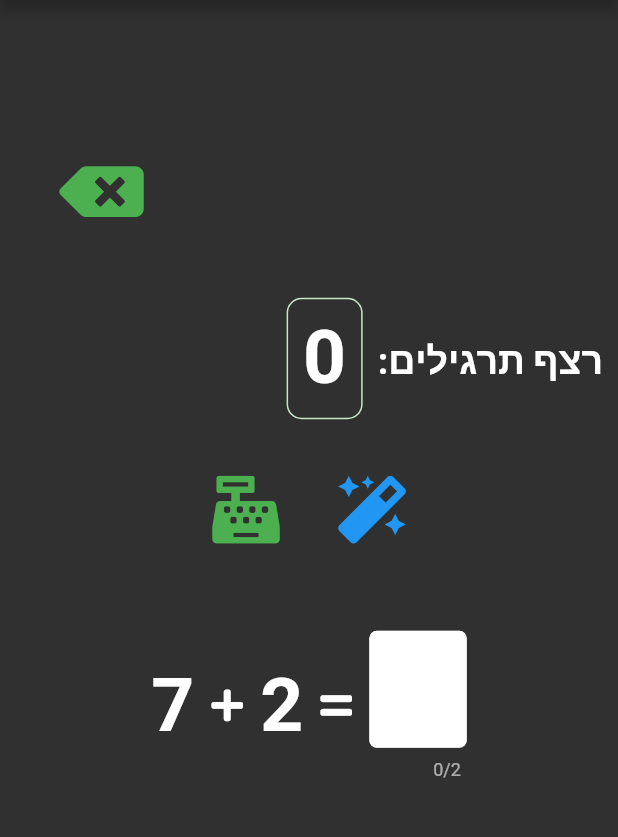
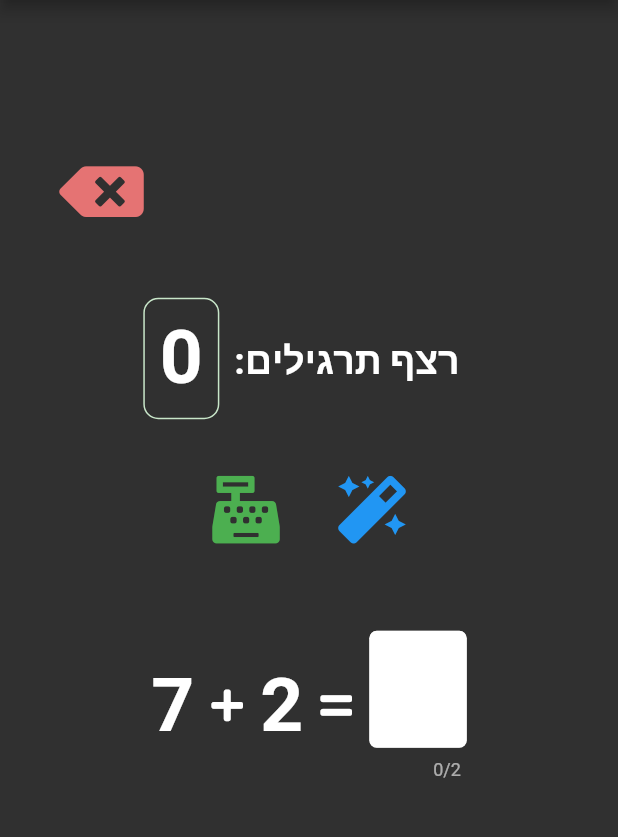
Before and after one commit to AdamRussak/one_to_math, a Flutter app: the MathQustions screen opened by its route, on a phone screen of 412 x 824 dp, the part 84-921 px from its top. Run offline on Flutter 3.47's test engine with Material 2 defaults, Android fonts, the phone set to English and light mode, and no system bars; our stand-ins replace after_layout, fluttertoast, font_awesome_flutter, rflutter_alert, shared_preferences; accounts and stored records are empty.

```diff
--- a/lib/screens/math_qustions.dart
+++ b/lib/screens/math_qustions.dart
@@ -177,7 +177,7 @@ class _MyHomePageState extends State<MathQustions>
                           FontAwesomeIcons.backspace,
                           size: 45.0,
                         ),
-                        iconColors: Colors.green,
+                        iconColors: Colors.red[300],
                       ),
                     ],
                   ),
--- a/lib/screens/multiply_qustions.dart
+++ b/lib/screens/multiply_qustions.dart
@@ -178,7 +178,7 @@ class _MultiplyQustionsState extends State<MultiplyQustions>
                           FontAwesomeIcons.backspace,
                           size: 45.0,
                         ),
-                        iconColors: Colors.green[400],
+                        iconColors: Colors.red[300],
                       ),
                     ],
                   ),
--- a/lib/screens/settings_screen.dart
+++ b/lib/screens/settings_screen.dart
@@ -48,7 +48,7 @@ class _SettingsScreenState extends State<SettingsScreen> {
                     FontAwesomeIcons.backspace,
                     size: 45.0,
                   ),
-                  iconColors: Colors.green[400],
+                  iconColors: Colors.red[300],
                 ),
               ],
             ),
--- a/lib/screens/who_is_bigger_screen.dart
+++ b/lib/screens/who_is_bigger_screen.dart
@@ -167,7 +167,7 @@ class _WhoIsBiggerScreenState extends State<WhoIsBiggerScreen>
                       FontAwesomeIcons.backspace,
                       size: 45.0,
                     ),
-                    iconColors: Colors.green[400],
+                    iconColors: Colors.red[300],
                   ),
                 ],
               ),
--- a/lib/widgets/result_counter.dart
+++ b/lib/widgets/result_counter.dart
@@ -10,7 +10,7 @@ class ResultCounterWidget extends StatelessWidget {
 
   @override
   Widget build(BuildContext context) {
-    return Row(mainAxisAlignment: MainAxisAlignment.end, children: [
+    return Row(mainAxisAlignment: MainAxisAlignment.center, children: [
       Container(
           padding: EdgeInsets.all(10.0),
           decoration: BoxDecoration(
```
Also changed, not shown: 1 other file.
